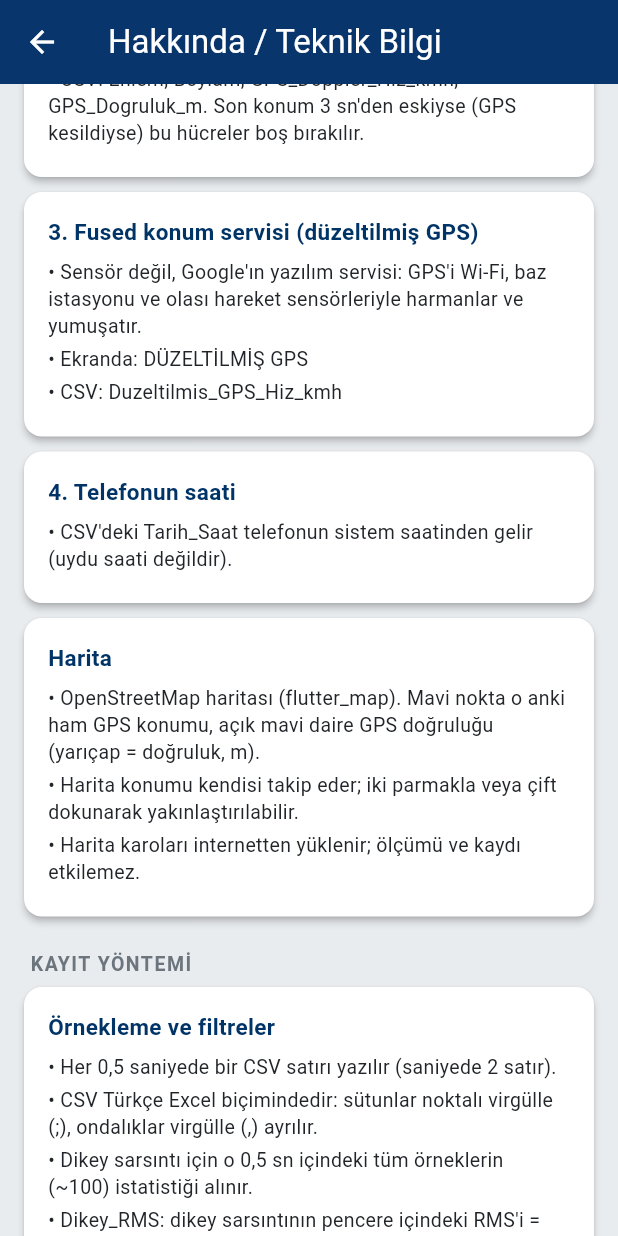
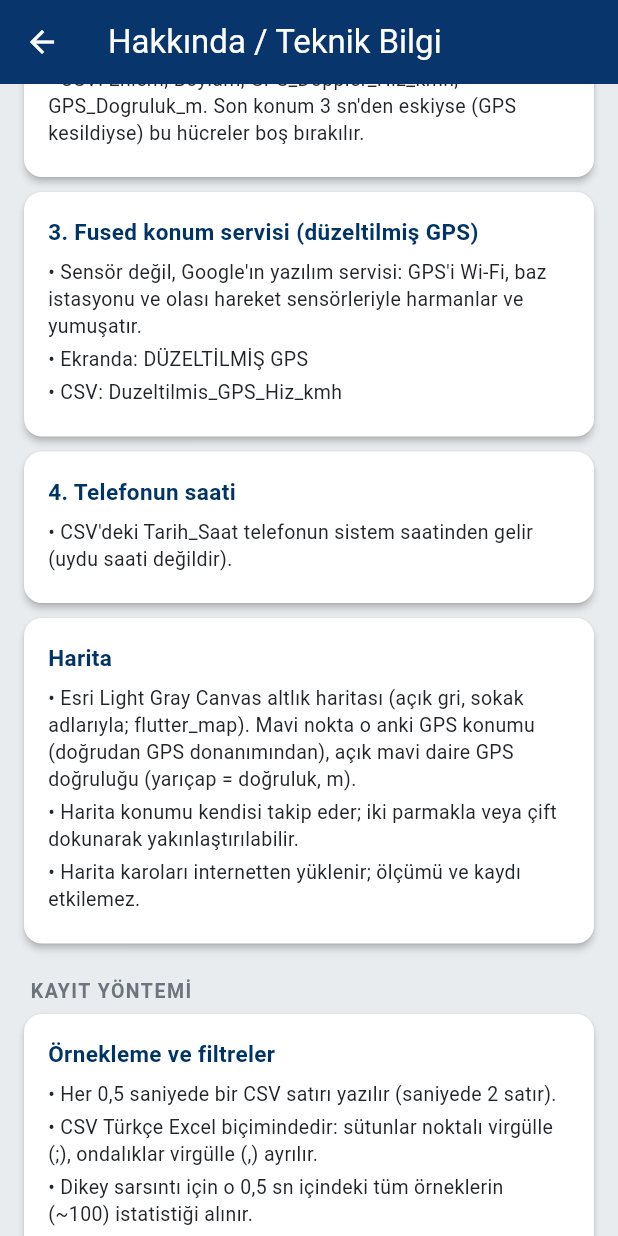
Before and after one commit to UirosRios/kaan-usta, a Flutter app: the AboutPage screen opened directly, scrolled down 1152 dp, on a phone screen of 412 x 824 dp. Run offline on Flutter 3.47's test engine with Material 3 defaults, Android fonts, the phone set to English and light mode, and no system bars; our stand-ins replace flutter_map, geolocator, latlong2, sensors_plus, share_plus, wakelock_plus; network calls fail.

Commit message:
Haritayı Esri Light Gray Canvas altlığına geçir
Sade gri altlık ve ayrı katman olarak sokak adları; Esri karoları 16.
seviyeye kadar olduğundan daha yakın seviyelerde büyütülür. Açılış
yakınlaştırması 17'den 16'ya indi.

Co-Authored-By: Claude Opus 5.5 <noreply@anthropic.com>
Claude-Session: https://claude.ai/code/session_01FvWZMbA4BccxjfAmfRcXCL

```diff
--- a/lib/about_page.dart
+++ b/lib/about_page.dart
@@ -74,7 +74,7 @@ class AboutPage extends StatelessWidget {
           const _InfoCard(
             title: 'Harita',
             lines: [
-              'OpenStreetMap haritası (flutter_map). Mavi nokta o anki ham GPS konumu, açık mavi daire GPS doğruluğu (yarıçap = doğruluk, m).',
+              'Esri Light Gray Canvas altlık haritası (açık gri, sokak adlarıyla; flutter_map). Mavi nokta o anki GPS konumu (doğrudan GPS donanımından), açık mavi daire GPS doğruluğu (yarıçap = doğruluk, m).',
               'Harita konumu kendisi takip eder; iki parmakla veya çift dokunarak yakınlaştırılabilir.',
               'Harita karoları internetten yüklenir; ölçümü ve kaydı etkilemez.',
             ],
--- a/lib/main.dart
+++ b/lib/main.dart
@@ -58,7 +58,7 @@ class _SensorDashboardState extends State<SensorDashboard> with WidgetsBindingOb
   VoidCallback? _gpsStatusAction;
   bool _initializingLocation = false;
 
-  // Harita (OpenStreetMap / flutter_map): o anki ham GPS konumunu takip eder
+  // Harita (Esri Light Gray Canvas / flutter_map): o anki ham GPS konumunu takip eder
   final MapController _mapController = MapController();
   bool _mapReady = false;
 
@@ -686,7 +686,7 @@ class _SensorDashboardState extends State<SensorDashboard> with WidgetsBindingOb
                     ),
                     const SizedBox(height: 15),
 
-                    // Harita Kartı: o anki ham GPS konumu ve doğruluk dairesi (OpenStreetMap)
+                    // Harita Kartı: o anki ham GPS konumu ve doğruluk dairesi (Esri Light Gray Canvas)
                     Card(
                       elevation: 4,
                       shape: RoundedRectangleBorder(borderRadius: BorderRadius.circular(15)),
@@ -700,15 +700,25 @@ class _SensorDashboardState extends State<SensorDashboard> with WidgetsBindingOb
                                 mapController: _mapController,
                                 options: MapOptions(
                                   initialCenter: LatLng(currentLat, currentLon),
-                                  initialZoom: 17,
+                                  initialZoom: 16,
+                                  maxZoom: 19,
                                   onMapReady: () => _mapReady = true,
                                   // Sürükleme kapalı (sayfa kaydırmasıyla çakışmasın); harita konumu kendisi takip eder, yakınlaştırılabilir
                                   interactionOptions: const InteractionOptions(flags: InteractiveFlag.pinchZoom | InteractiveFlag.doubleTapZoom),
                                 ),
                                 children: [
+                                  // Esri Light Gray Canvas: sade gri altlık + ayrı katman olarak sokak adları.
+                                  // Esri karo adresinde sıra {z}/{y}/{x}'tir. Altlık en fazla 16. seviyeye kadar
+                                  // karo verir; daha yakın seviyelerde 16. seviye karoları büyütülür.
                                   TileLayer(
-                                    urlTemplate: 'https://tile.openstreetmap.org/{z}/{x}/{y}.png',
+                                    urlTemplate: 'https://server.arcgisonline.com/ArcGIS/rest/services/Canvas/World_Light_Gray_Base/MapServer/tile/{z}/{y}/{x}',
                                     userAgentPackageName: 'tr.edu.yildiz.kaan_usta',
+                                    maxNativeZoom: 16,
+                                  ),
+                                  TileLayer(
+                                    urlTemplate: 'https://server.arcgisonline.com/ArcGIS/rest/services/Canvas/World_Light_Gray_Reference/MapServer/tile/{z}/{y}/{x}',
+                                    userAgentPackageName: 'tr.edu.yildiz.kaan_usta',
+                                    maxNativeZoom: 16,
                                   ),
                                   CircleLayer(
                                     circles: [
@@ -731,7 +741,7 @@ class _SensorDashboardState extends State<SensorDashboard> with WidgetsBindingOb
                                       ),
                                     ],
                                   ),
-                                  const SimpleAttributionWidget(source: Text('OpenStreetMap katkıcıları')),
+                                  const SimpleAttributionWidget(source: Text('Esri, HERE, Garmin, © OpenStreetMap katkıcıları')),
                                 ],
                               ),
                       ),
```
